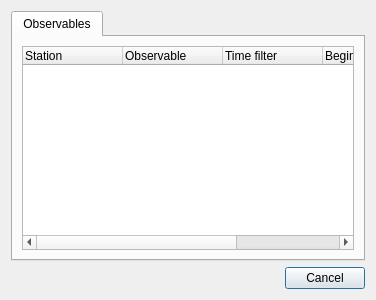
Qt form qgssensorinfodialogbase.ui (mhugent/sos_plugin) before a commit.
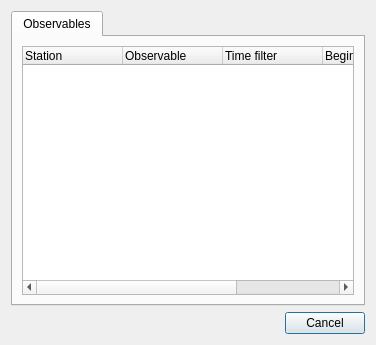
The same form after that commit.

Commit message: Add button to show all available observables

Patch:
```diff
--- a/qgssensorinfodialogbase.ui
+++ b/qgssensorinfodialogbase.ui
@@ -7,7 +7,7 @@
     <x>0</x>
     <y>0</y>
     <width>376</width>
-    <height>300</height>
+    <height>345</height>
    </rect>
   </property>
   <property name="windowTitle">
```
Left out of the diff: 20 changed lines with no effect on the pictures. The commit also changes 4 other files.
